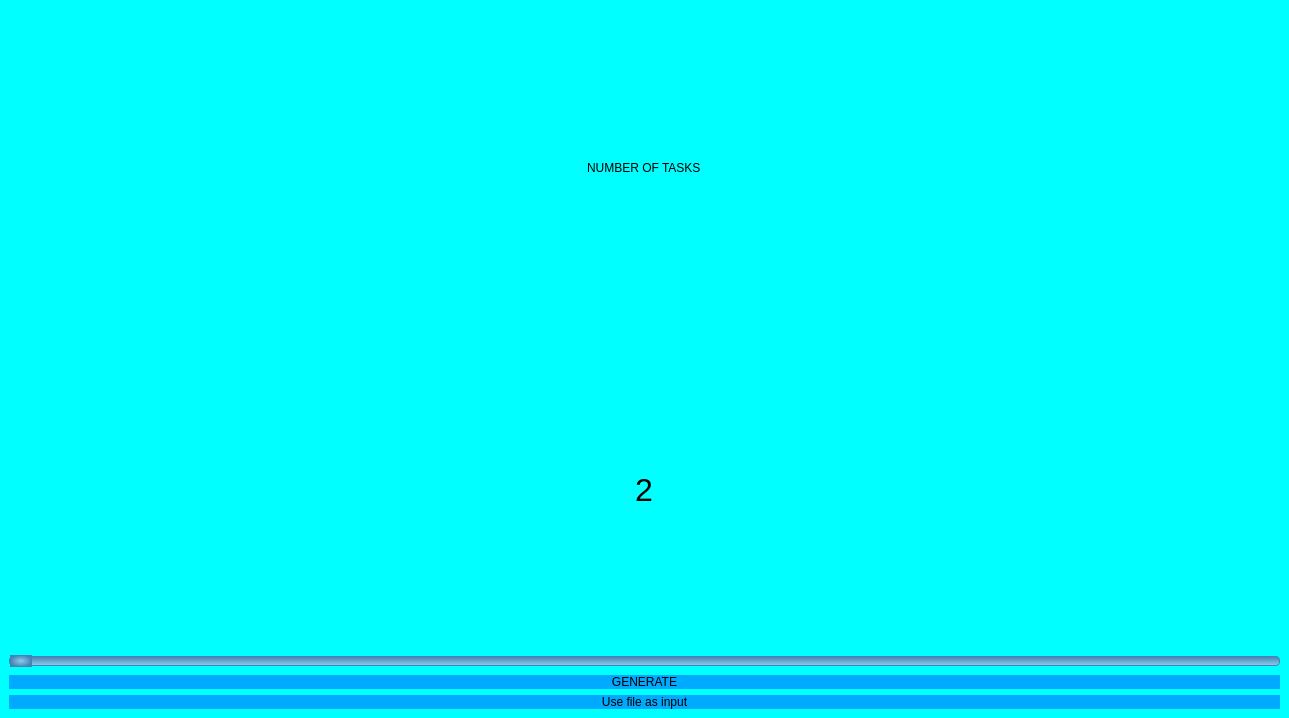
Qt form Pages/MainWindow/mainwindow.ui (cata1212112/SchedulingSimulator) before a commit.
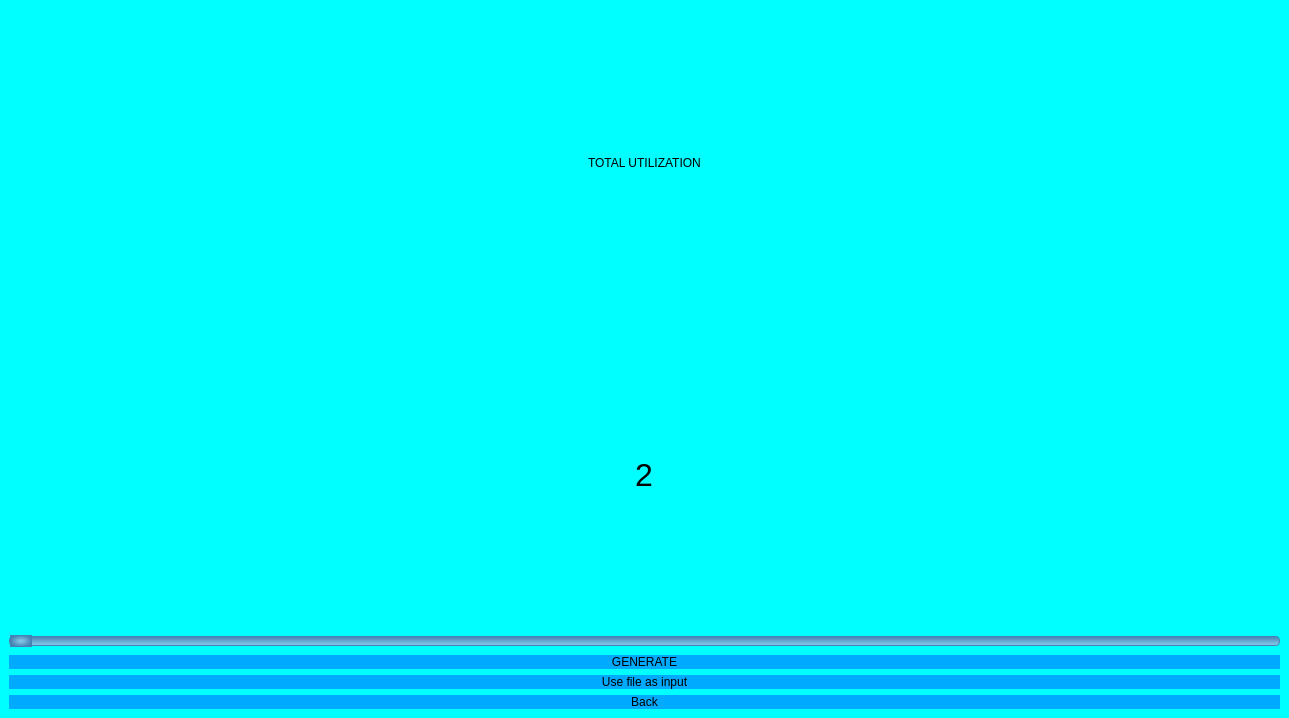
The same form after that commit. The open tabs and pages were chosen to show the change.

Patch:
```diff
--- a/Pages/MainWindow/mainwindow.ui
+++ b/Pages/MainWindow/mainwindow.ui
@@ -562,7 +562,7 @@
         <item alignment="Qt::AlignmentFlag::AlignHCenter">
          <widget class="QLabel" name="label_7">
           <property name="text">
-           <string>NUMBER OF TASKS</string>
+           <string>TOTAL UTILIZATION</string>
           </property>
          </widget>
         </item>
@@ -647,6 +647,23 @@
           </property>
          </widget>
         </item>
+        <item>
+         <widget class="QPushButton" name="pushButton_3">
+          <property name="styleSheet">
+           <string notr="true">QPushButton {
+	background: rgb(0, 170, 255);
+	border-radius: 20px;
+}
+
+QPushButton:hover {
+	background: rgb(0, 145, 217)
+}</string>
+          </property>
+          <property name="text">
+           <string>Back</string>
+          </property>
+         </widget>
+        </item>
        </layout>
       </widget>
       <widget class="QWidget" name="InputData"/>
```
Left out of the diff: 5 changed lines with no effect on the pictures.
